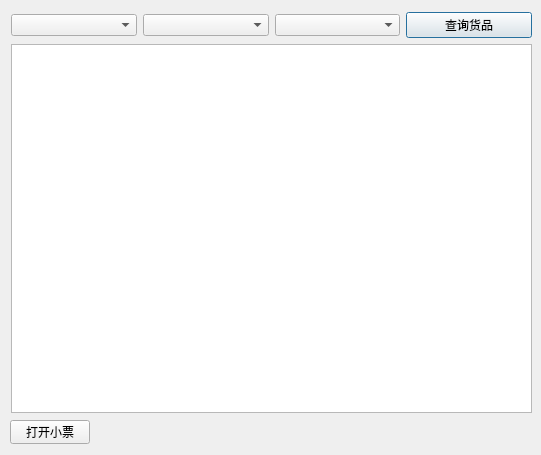
Qt form viewgoodsdialog.ui (cryring/myorder) before a commit.
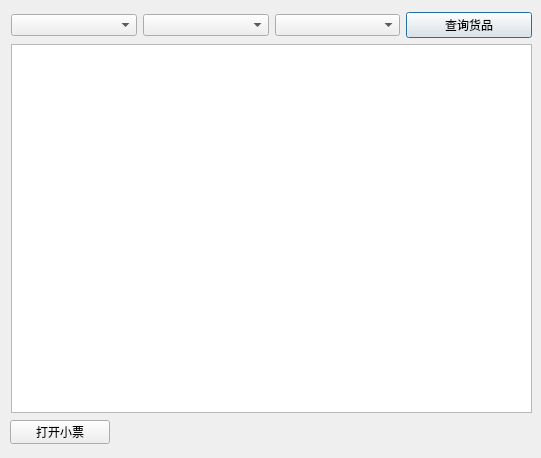
The same form after that commit.

```diff
--- a/viewgoodsdialog.ui
+++ b/viewgoodsdialog.ui
@@ -7,7 +7,7 @@
     <x>0</x>
     <y>0</y>
     <width>541</width>
-    <height>455</height>
+    <height>458</height>
    </rect>
   </property>
   <property name="windowTitle">
@@ -53,7 +53,7 @@
     <rect>
      <x>10</x>
      <y>420</y>
-     <width>80</width>
+     <width>100</width>
      <height>24</height>
     </rect>
    </property>
```
